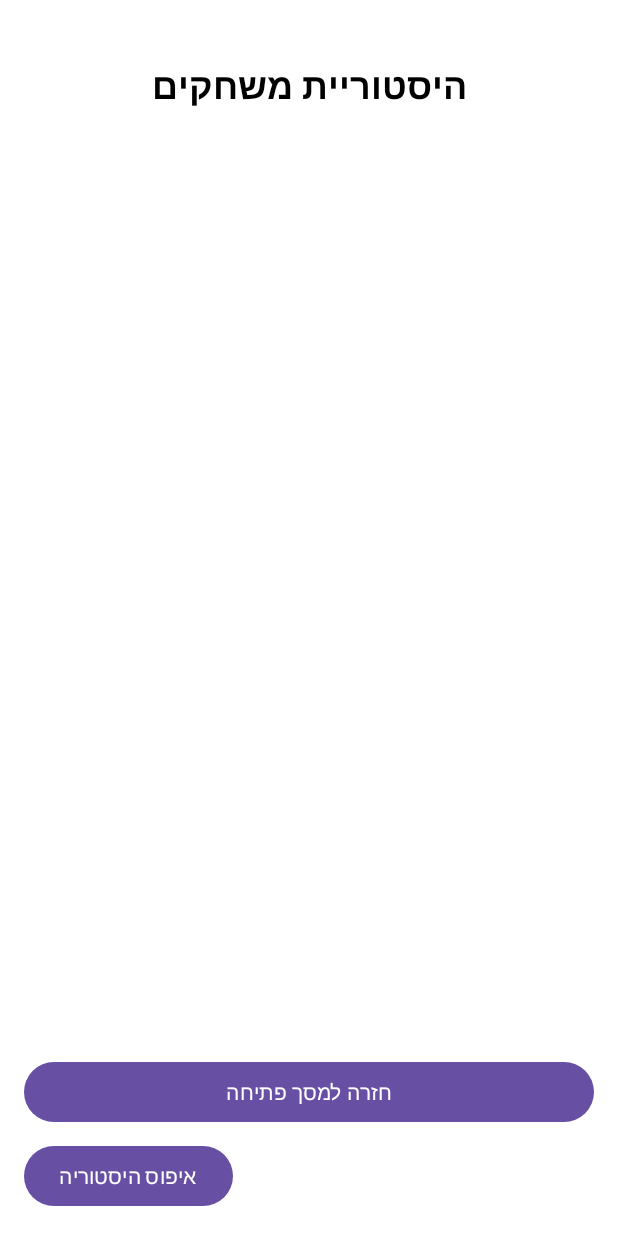
After one commit to hanalif/TicTacToeGame, an Android app: the GameHistoryActivity screen opened directly, with no data from a screen before it, on a phone screen of 412 x 824 dp. The commit adds this screen. Run offline under Robolectric (Android 15) with nearby library versions, the phone set to English and light mode, and no system bars.

Commit message:
add shaeredPrefrencess

```diff
--- a/app/build.gradle.kts
+++ b/app/build.gradle.kts
@@ -37,7 +37,11 @@ dependencies {
     implementation(libs.material)
     implementation(libs.activity)
     implementation(libs.constraintlayout)
+    implementation(libs.recyclerview)
+    implementation(libs.firebase.crashlytics.buildtools)
     testImplementation(libs.junit)
+    implementation("com.google.code.gson:gson:2.10.1")
+    implementation("androidx.recyclerview:recyclerview:1.3.2")
     androidTestImplementation(libs.ext.junit)
     androidTestImplementation(libs.espresso.core)
 }
--- /dev/null
+++ b/app/src/main/java/hana/lipschutz/math_exercises/GameHistoryActivity.java
@@ -0,0 +1,64 @@
+package hana.lipschutz.math_exercises;
+
+
+import android.content.Intent;
+import android.content.SharedPreferences;
+import android.os.Bundle;
+import android.widget.Button;
+
+import androidx.appcompat.app.AppCompatActivity;
+import androidx.recyclerview.widget.LinearLayoutManager;
+import androidx.recyclerview.widget.RecyclerView;
+
+import com.google.gson.Gson;
+import com.google.gson.reflect.TypeToken;
+
+import java.lang.reflect.Type;
+import java.util.ArrayList;
+
+public class GameHistoryActivity extends AppCompatActivity {
+
+    private RecyclerView recyclerView;
+    Button btnClear;
+    Button backToStartButton;
+    private GameHistoryAdapter adapter;
+    private ArrayList<GameResult> gameResults;
+
+    @Override
+    protected void onCreate(Bundle savedInstanceState) {
+        super.onCreate(savedInstanceState);
+        setContentView(R.layout.activity_game_history);
+
+        recyclerView = findViewById(R.id.recyclerView);
+        backToStartButton = findViewById(R.id.backToStartButton);
+        btnClear = findViewById(R.id.btnClearData);
+        recyclerView.setLayoutManager(new LinearLayoutManager(this));
+
+        loadResults();
+        adapter = new GameHistoryAdapter(gameResults);
+        recyclerView.setAdapter(adapter);
+
+        backToStartButton.setOnClickListener(v -> {
+            Intent intent = new Intent(GameHistoryActivity.this, OpeningActivity.class);
+            startActivity(intent);
+        });
+
+        btnClear.setOnClickListener(v -> {
+            // מחיקת כל הנתונים שנשמרו
+            SharedPreferences prefs = getSharedPreferences("GamePrefs", MODE_PRIVATE);
+            prefs.edit().clear().apply();
+
+            // איפוס הרשימה בתצוגה
+            gameResults.clear();
+            adapter.notifyDataSetChanged();
+        });
+    }
+
+    private void loadResults() {
+        SharedPreferences prefs = getSharedPreferences("GamePrefs", MODE_PRIVATE);
+        String json = prefs.getString("GAME_RESULTS", "[]");
+
+        Type listType = new TypeToken<ArrayList<GameResult>>() {}.getType();
+        gameResults = new Gson().fromJson(json, listType);
+    }
+}
--- /dev/null
+++ b/app/src/main/java/hana/lipschutz/math_exercises/GameHistoryAdapter.java
@@ -0,0 +1,51 @@
+package hana.lipschutz.math_exercises;
+
+import android.view.LayoutInflater;
+import android.view.View;
+import android.view.ViewGroup;
+import android.widget.TextView;
+
+import androidx.annotation.NonNull;
+import androidx.recyclerview.widget.RecyclerView;
+
+import java.util.List;
+
+public class GameHistoryAdapter extends RecyclerView.Adapter<GameHistoryAdapter.GameViewHolder> {
+
+    private List<GameResult> gameResults;
+
+    public GameHistoryAdapter(List<GameResult> gameResults) {
+        this.gameResults = gameResults;
+    }
+
+    @NonNull
+    @Override
+    public GameViewHolder onCreateViewHolder(@NonNull ViewGroup parent, int viewType) {
+        View view = LayoutInflater.from(parent.getContext()).inflate(R.layout.item_game_result, parent, false);
+        return new GameViewHolder(view);
+    }
+
+    @Override
+    public void onBindViewHolder(@NonNull GameViewHolder holder, int position) {
+        GameResult result = gameResults.get(position);
+        holder.winnerText.setText("ניצח: " + result.getWinner());
+        holder.dateTimeText.setText("תאריך: " + result.getDateTime());
+        holder.durationText.setText("משך: " + result.getDurationSeconds() + " שניות");
+    }
+
+    @Override
+    public int getItemCount() {
+        return gameResults.size();
+    }
+
+    static class GameViewHolder extends RecyclerView.ViewHolder {
+        TextView winnerText, dateTimeText, durationText;
+
+        public GameViewHolder(@NonNull View itemView) {
+            super(itemView);
+            winnerText = itemView.findViewById(R.id.winnerTextView);
+            dateTimeText = itemView.findViewById(R.id.dateTimeTextView);
+            durationText = itemView.findViewById(R.id.durationTextView);
+        }
+    }
+}
--- /dev/null
+++ b/app/src/main/res/layout/activity_game_history.xml
@@ -0,0 +1,45 @@
+<?xml version="1.0" encoding="utf-8"?>
+<LinearLayout xmlns:android="http://schemas.android.com/apk/res/android"
+    android:fitsSystemWindows="true"
+    android:layout_width="match_parent"
+    android:layout_height="match_parent"
+    android:orientation="vertical"
+    android:padding="16dp"
+    android:background="#FFFFFF">
+
+    <!-- כותרת -->
+    <TextView
+        android:id="@+id/historyTitle"
+        android:layout_width="wrap_content"
+        android:layout_height="wrap_content"
+        android:text="היסטוריית משחקים"
+        android:textSize="24sp"
+        android:textColor="#000000"
+        android:textStyle="bold"
+        android:layout_gravity="center_horizontal"
+        android:layout_marginTop="24dp"
+        android:layout_marginBottom="16dp"/>
+
+    <!-- רשימת המשחקים -->
+    <androidx.recyclerview.widget.RecyclerView
+        android:id="@+id/recyclerView"
+        android:layout_width="match_parent"
+        android:layout_height="0dp"
+        android:layout_weight="1"
+        android:clipToPadding="false" />
+
+    <!-- כפתור חזרה למסך פתיחה -->
+    <Button
+        android:id="@+id/backToStartButton"
+        android:layout_width="match_parent"
+        android:layout_height="wrap_content"
+        android:text="חזרה למסך פתיחה"
+        android:layout_marginTop="16dp"/>
+
+    <Button
+        android:id="@+id/btnClearData"
+        android:layout_width="wrap_content"
+        android:layout_height="wrap_content"
+        android:text="איפוס היסטוריה"
+        android:layout_marginTop="8dp"/>
+</LinearLayout>
--- a/gradle/libs.versions.toml
+++ b/gradle/libs.versions.toml
@@ -7,6 +7,8 @@ appcompat = "1.7.0"
 material = "1.12.0"
 activity = "1.10.1"
 constraintlayout = "2.2.1"
+recyclerview = "1.4.0"
+firebaseCrashlyticsBuildtools = "3.0.4"
 
 [libraries]
 junit = { group = "junit", name = "junit", version.ref = "junit" }
@@ -16,6 +18,8 @@ appcompat = { group = "androidx.appcompat", name = "appcompat", version.ref = "a
 material = { group = "com.google.android.material", name = "material", version.ref = "material" }
 activity = { group = "androidx.activity", name = "activity", version.ref = "activity" }
 constraintlayout = { group = "androidx.constraintlayout", name = "constraintlayout", version.ref = "constraintlayout" }
+recyclerview = { group = "androidx.recyclerview", name = "recyclerview", version.ref = "recyclerview" }
+firebase-crashlytics-buildtools = { group = "com.google.firebase", name = "firebase-crashlytics-buildtools", version.ref = "firebaseCrashlyticsBuildtools" }
 
 [plugins]
 android-application = { id = "com.android.application", version.ref = "agp" }
```
Also changed, not shown: app/src/main/AndroidManifest.xml (+5 -3 lines), app/src/main/java/hana/lipschutz/math_exercises/GameResult.java (added, +25 -0 lines), app/src/main/java/hana/lipschutz/math_exercises/MainActivity.java (+57 -16 lines), app/src/main/java/hana/lipschutz/math_exercises/Model.java (+16 -9 lines), app/src/main/res/layout/item_game_result.xml (added, +28 -0 lines).
